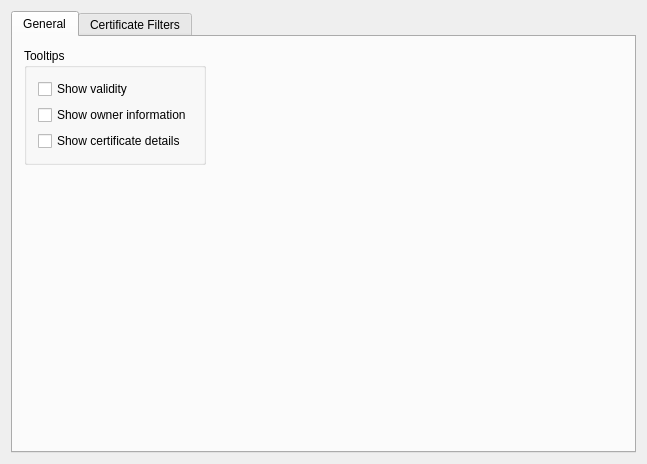
Qt form conf/appearanceconfigwidget.ui (sensama/kleopatra) before a commit.
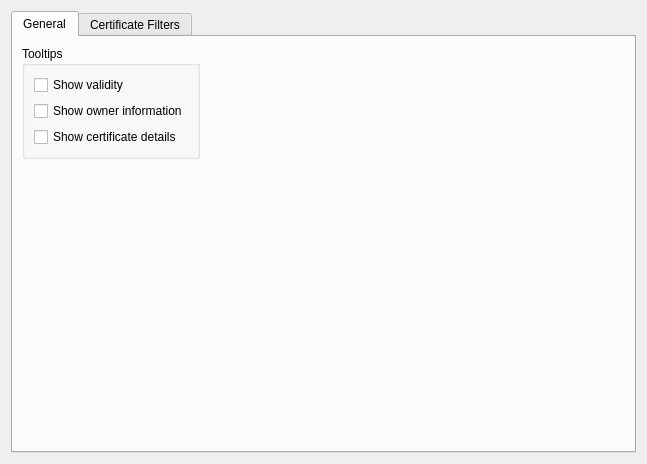
The same form after that commit.

Commit message:
SVN_SILENT Cleanup .ui files
This removes (as discussed on k-c-d)
* obsolete <pixmapfunction>
* deprecated <layoutdefault>
* empty <author>, <comment>, <exportmacro>

The edit to the form file:
```diff
--- a/conf/appearanceconfigwidget.ui
+++ b/conf/appearanceconfigwidget.ui
@@ -208,8 +208,6 @@
    </item>
   </layout>
  </widget>
- <layoutdefault spacing="6" margin="11" />
- <pixmapfunction>qPixmapFromMimeSource</pixmapfunction>
  <resources/>
  <connections/>
 </ui>
```
The commit also changes 1 other file.
